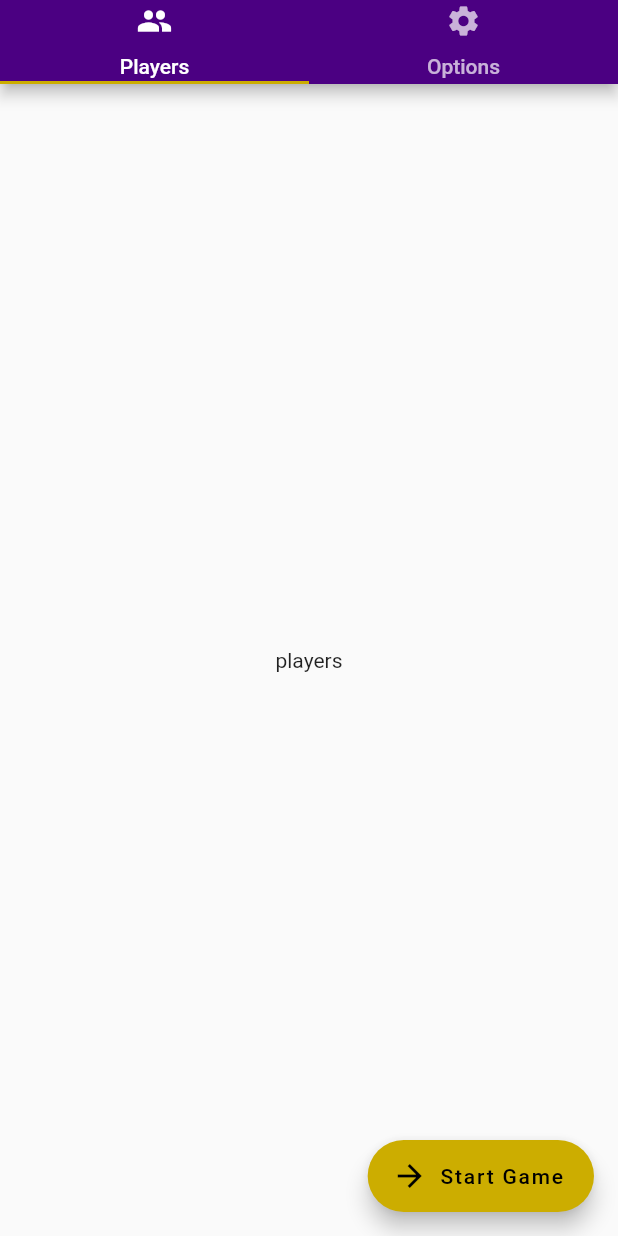
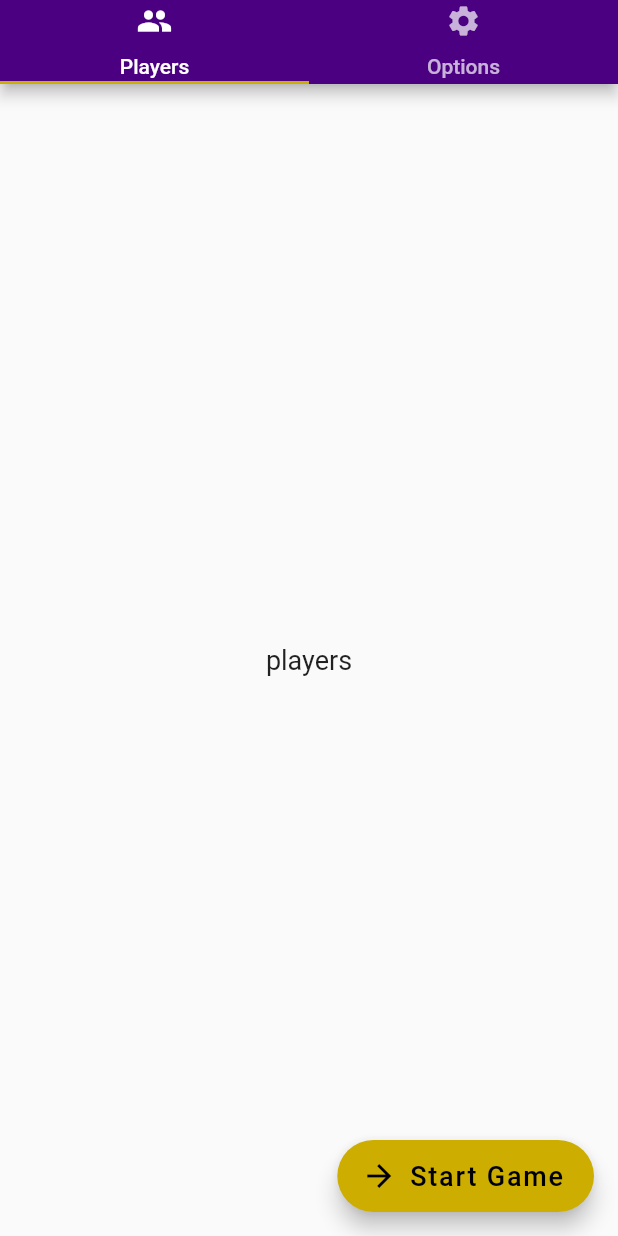
Before and after one commit to amatveiakin/hat-game, a Flutter app: the screen it shows after launch, after a tap on "New Game", on a phone screen of 412 x 824 dp. Run offline on Flutter 3.47's test engine with Material 2 defaults, Android fonts, the phone set to English and light mode, and no system bars; our stand-ins replace outline_material_icons; missing offline and left inert: russian_words.

Commit message:
Increase font sizes.

```diff
--- a/lib/game_view.dart
+++ b/lib/game_view.dart
@@ -159,7 +159,6 @@ class WordReviewItem extends StatelessWidget {
               child: Text(
                 text,
                 style: TextStyle(
-                    fontSize: 16.0,
                     decoration: status == WordInTurnStatus.discarded
                         ? TextDecoration.lineThrough
                         : TextDecoration.none),
@@ -249,10 +248,7 @@ class PlayArea extends StatelessWidget {
             ),
             Container(
               padding: EdgeInsets.symmetric(vertical: 12.0),
-              child: Text(
-                'Words in hat: ${gameState.numWordsInHat()}',
-                style: TextStyle(fontSize: 16.0),
-              ),
+              child: Text('Words in hat: ${gameState.numWordsInHat()}'),
             ),
           ],
         );
--- a/lib/main.dart
+++ b/lib/main.dart
@@ -30,6 +30,8 @@ class MyApp extends StatelessWidget {
   Widget build(BuildContext context) {
     return MaterialApp(
       theme: ThemeData(
+        // Increase default font sizes
+        textTheme: Theme.of(context).textTheme.apply(fontSizeDelta: 4.0),
         primaryColor: MyColors.primary,
         primaryColorDark: MyColors.primaryDark,
         accentColor: MyColors.accent,
```
